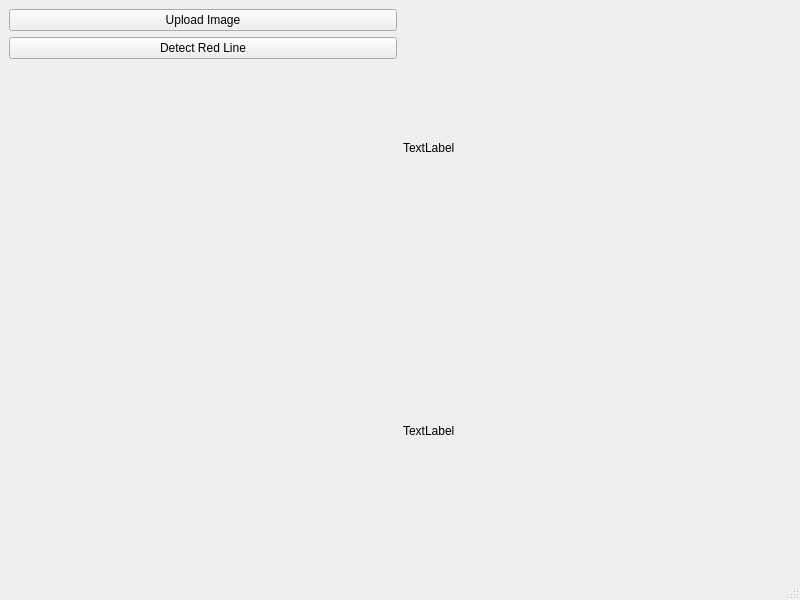
The window that mainwindow.ui (arturShafikov/line_detection_app) describes before a commit, drawn with Qt 5.
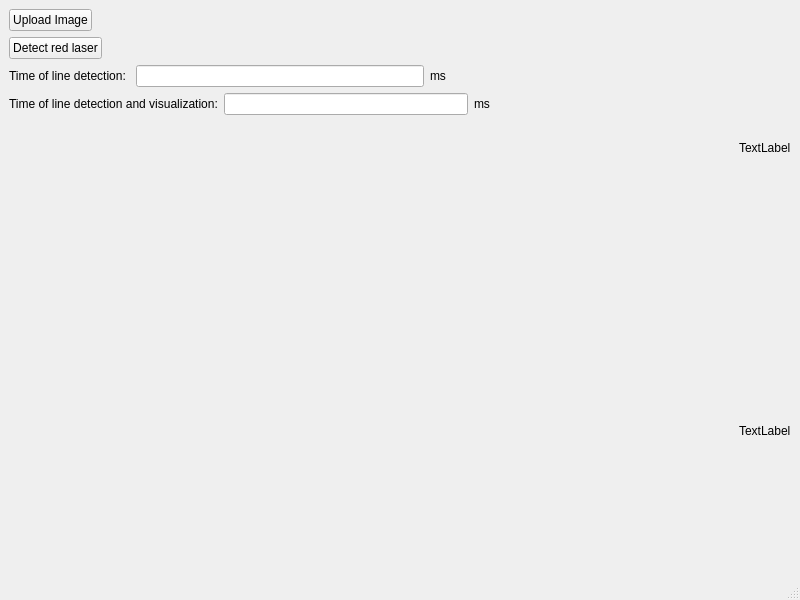
The same window after the commit.

Commit message: Displaying time of execution

Diff of the .ui file:
```diff
--- a/mainwindow.ui
+++ b/mainwindow.ui
@@ -18,18 +18,120 @@
     <item>
      <layout class="QVBoxLayout" name="verticalLayout">
       <item>
-       <widget class="QPushButton" name="upload_image_button">
-        <property name="text">
-         <string>Upload Image</string>
-        </property>
-       </widget>
+       <layout class="QHBoxLayout" name="horizontalLayout_4">
+        <item>
+         <widget class="QPushButton" name="upload_image_button">
+          <property name="text">
+           <string>Upload Image</string>
+          </property>
+         </widget>
+        </item>
+        <item>
+         <spacer name="horizontalSpacer_3">
+          <property name="orientation">
+           <enum>Qt::Horizontal</enum>
+          </property>
+          <property name="sizeHint" stdset="0">
+           <size>
+            <width>40</width>
+            <height>20</height>
+           </size>
+          </property>
+         </spacer>
+        </item>
+       </layout>
       </item>
       <item>
-       <widget class="QPushButton" name="detect_line_button">
-        <property name="text">
-         <string>Detect Red Line</string>
-        </property>
-       </widget>
+       <layout class="QHBoxLayout" name="horizontalLayout_5">
+        <item>
+         <widget class="QPushButton" name="detect_line_button">
+          <property name="text">
+           <string>Detect red laser</string>
+          </property>
+         </widget>
+        </item>
+        <item>
+         <spacer name="horizontalSpacer_4">
+          <property name="orientation">
+           <enum>Qt::Horizontal</enum>
+          </property>
+          <property name="sizeHint" stdset="0">
+           <size>
+            <width>40</width>
+            <height>20</height>
+           </size>
+          </property>
+         </spacer>
+        </item>
+       </layout>
+      </item>
+      <item>
+       <layout class="QHBoxLayout" name="horizontalLayout_2">
+        <item>
+         <widget class="QLabel" name="time_of_line_detection_label">
+          <property name="text">
+           <string>Time of line detection: </string>
+          </property>
+         </widget>
+        </item>
+        <item>
+         <widget class="QLineEdit" name="time_of_line_detection_line_edit"/>
+        </item>
+        <item>
+         <widget class="QLabel" name="label">
+          <property name="text">
+           <string>ms</string>
+          </property>
+         </widget>
+        </item>
+        <item>
+         <spacer name="horizontalSpacer">
+          <property name="orientation">
+           <enum>Qt::Horizontal</enum>
+          </property>
+          <property name="sizeHint" stdset="0">
+           <size>
+            <width>40</width>
+            <height>20</height>
+           </size>
+          </property>
+         </spacer>
+        </item>
+       </layout>
+      </item>
+      <item>
+       <layout class="QHBoxLayout" name="horizontalLayout_3">
+        <item>
+         <widget class="QLabel" name="time_of_line_detection_and_visualization_label">
+          <property name="text">
+           <string>Time of line detection and visualization:</string>
+          </property>
+         </widget>
+        </item>
+        <item>
+         <widget class="QLineEdit" name="time_of_line_detection_and_visualization_line_edit"/>
+        </item>
+        <item>
+         <widget class="QLabel" name="label_2">
+          <property name="text">
+           <string>ms</string>
+          </property>
+         </widget>
+        </item>
+        <item>
+         <spacer name="horizontalSpacer_2">
+          <property name="orientation">
+           <enum>Qt::Horizontal</enum>
+          </property>
+          <property name="sizeHint" stdset="0">
+           <size>
+            <width>40</width>
+            <height>20</height>
+           </size>
+          </property>
+         </spacer>
+        </item>
+       </layout>
       </item>
       <item>
        <spacer name="verticalSpacer">
```
The commit also changes 5 other files.
